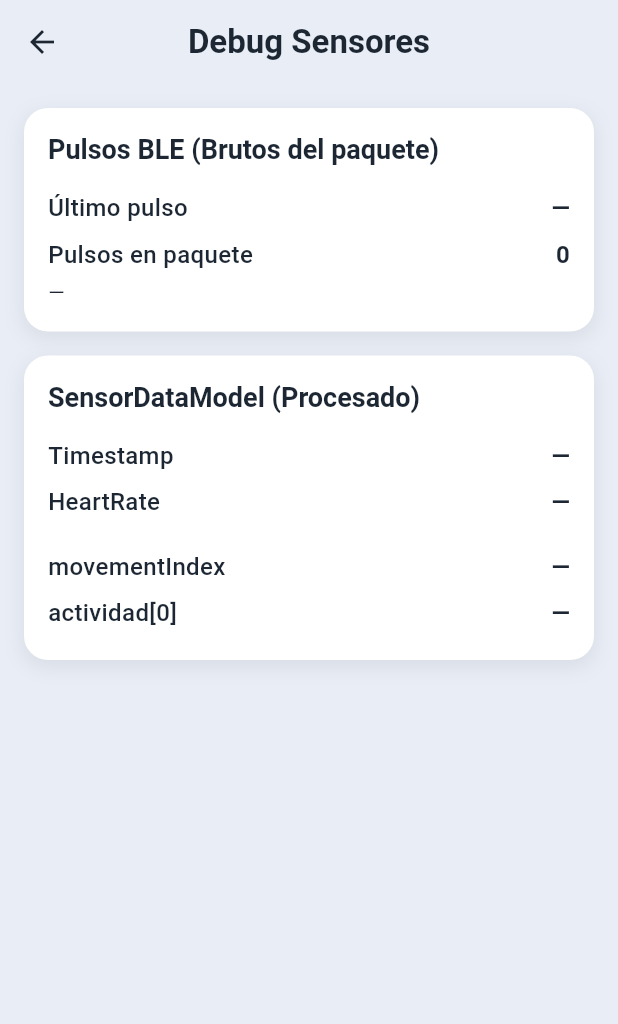
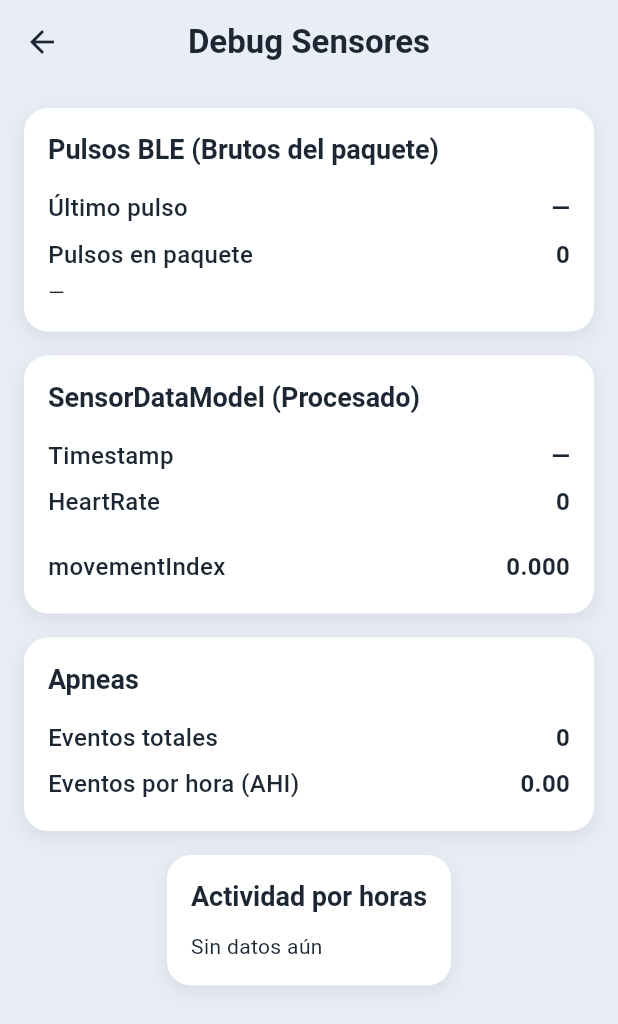
Before and after one commit to PabloElviraCalatayud/DAS_Detector_Apneas, a Flutter app: the DebugScreen screen opened by its route, on a phone screen of 412 x 824 dp. Shown: the top 1024 px of the screen. Run offline on Flutter 3.47's test engine with Material 3 defaults, Android fonts, the phone set to English and light mode, and no system bars; our stand-ins replace device_info_plus, file_picker, fl_chart, flutter_svg, permission_handler; missing offline and left inert: flutter_reactive_ble.

Commit message:
debug screen ampliada

```diff
--- a/app_movil_sbc/lib/screens/debug/debug_screen.dart
+++ b/app_movil_sbc/lib/screens/debug/debug_screen.dart
@@ -1,7 +1,9 @@
 import 'package:flutter/material.dart';
+
 import '../../data/bluetooth/codec/ble_packet.dart';
 import '../../data/bluetooth/service/packet_service.dart';
 import '../../data/models/sensor_data_model.dart';
+import '../../common/widgets/Apnea/ApneaDetector.dart';
 
 class DebugScreen extends StatefulWidget {
   final Stream<BlePacket> packetStream;
@@ -19,10 +21,14 @@ class _DebugScreenState extends State<DebugScreen> {
   ImuSample? lastImu;
   List<int> lastPulses = [];
 
+  final ApneaDetector _detector = ApneaDetector.instance;
+
   @override
   void initState() {
     super.initState();
+
     PacketService.instance.start();
+    _detector.initialize();
 
     widget.packetStream.listen((packet) {
       if (!mounted) return;
@@ -34,8 +40,20 @@ class _DebugScreenState extends State<DebugScreen> {
         lastPulses = packet.pulses;
       });
     });
+
+    // 🔄 refresco cuando cambian cálculos internos
+    _detector.apneaEventsStream.listen((_) {
+      if (mounted) setState(() {});
+    });
+
+    SensorDataModel.instance.dataStream.listen((_) {
+      if (mounted) setState(() {});
+    });
   }
 
+  // --------------------------------------------------
+  // UI HELPERS
+  // --------------------------------------------------
   Widget _buildCard({
     required BuildContext context,
     required String title,
@@ -104,13 +122,20 @@ class _DebugScreenState extends State<DebugScreen> {
     );
   }
 
+  // --------------------------------------------------
+  // BUILD
+  // --------------------------------------------------
   @override
   Widget build(BuildContext context) {
-    final imu = lastImu;
-    final textColor = Theme.of(context).colorScheme.onSurface;
-
     final model = SensorDataModel.instance;
     final snap = model.lastData;
+    final imu = lastImu;
+
+    final movementIndex = snap?.movementIndex ?? 0.0;
+    final heartRate = snap?.heartRate ?? 0;
+
+    final eventsTotal = _detector.totalEvents;
+    final eventsPerHour = _detector.eventsPerHour();
 
     return Scaffold(
       appBar: AppBar(
@@ -123,6 +148,9 @@ class _DebugScreenState extends State<DebugScreen> {
         padding: const EdgeInsets.all(16),
         child: Column(
           children: [
+            // --------------------------------------------------
+            // BLE RAW
+            // --------------------------------------------------
             _buildCard(
               context: context,
               title: "Pulsos BLE (Brutos del paquete)",
@@ -139,30 +167,42 @@ class _DebugScreenState extends State<DebugScreen> {
                 ),
                 Text(
                   lastPulses.isNotEmpty ? lastPulses.join(", ") : "—",
-                  style: TextStyle(fontSize: 14, color: textColor),
+                  style: TextStyle(
+                    fontSize: 14,
+                    color: Theme.of(context).colorScheme.onSurface,
+                  ),
                 ),
               ],
             ),
+
+            // --------------------------------------------------
+            // IMU
+            // --------------------------------------------------
             if (imu != null)
               _buildCard(
                 context: context,
-                title: "IMU (Acelerómetro BLE)",
+                title: "IMU (Acelerómetro)",
                 children: [
                   _buildDataRow(context, "ax", imu.ax.toStringAsFixed(3)),
                   _buildDataRow(context, "ay", imu.ay.toStringAsFixed(3)),
                   _buildDataRow(context, "az", imu.az.toStringAsFixed(3)),
                 ],
               ),
+
             if (imu != null)
               _buildCard(
                 context: context,
-                title: "IMU (Giroscopio BLE)",
+                title: "IMU (Giroscopio)",
                 children: [
                   _buildDataRow(context, "gx", imu.gx.toStringAsFixed(3)),
                   _buildDataRow(context, "gy", imu.gy.toStringAsFixed(3)),
                   _buildDataRow(context, "gz", imu.gz.toStringAsFixed(3)),
                 ],
               ),
+
+            // --------------------------------------------------
+            // SENSOR DATA MODEL (PROCESADO)
+            // --------------------------------------------------
             _buildCard(
               context: context,
               title: "SensorDataModel (Procesado)",
@@ -175,22 +215,57 @@ class _DebugScreenState extends State<DebugScreen> {
                 _buildDataRow(
                   context,
                   "HeartRate",
-                  snap?.heartRate.toString() ?? "—",
+                  heartRate.toString(),
                 ),
                 const SizedBox(height: 12),
                 _buildDataRow(
                   context,
                   "movementIndex",
-                  snap?.movementIndex.toStringAsFixed(3) ?? "—",
+                  movementIndex.toStringAsFixed(3),
+                ),
+              ],
+            ),
+
+            // --------------------------------------------------
+            // APNEA
+            // --------------------------------------------------
+            _buildCard(
+              context: context,
+              title: "Apneas",
+              children: [
+                _buildDataRow(
+                  context,
+                  "Eventos totales",
+                  eventsTotal.toString(),
                 ),
                 _buildDataRow(
                   context,
-                  "actividad[0]",
-                  snap?.movementActivity.isNotEmpty == true
-                      ? snap!.movementActivity[0].toStringAsFixed(3)
-                      : "—",
+                  "Eventos por hora (AHI)",
+                  eventsPerHour.toStringAsFixed(2),
                 ),
               ],
+            ),
+
+            // --------------------------------------------------
+            // HISTÓRICO POR HORAS
+            // --------------------------------------------------
+            _buildCard(
+              context: context,
+              title: "Actividad por horas",
+              children: model.hourlyHistory.isEmpty
+                  ? [
+                const Text("Sin datos aún"),
+              ]
+                  : model.hourlyHistory.map((h) {
+                final hour = DateTime
+                    .fromMillisecondsSinceEpoch(h.hourTimestamp)
+                    .hour;
+                return _buildDataRow(
+                  context,
+                  "Hora $hour",
+                  h.average.toStringAsFixed(3),
+                );
+              }).toList(),
             ),
           ],
         ),
```
